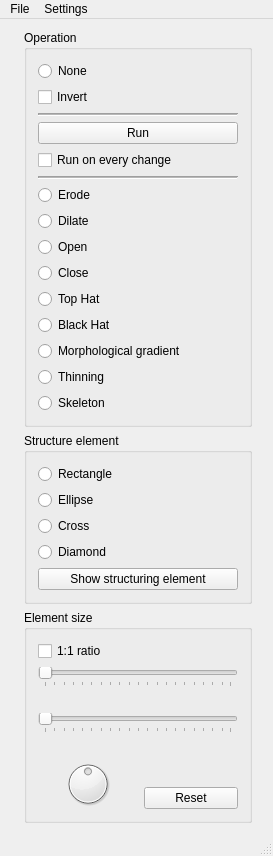
This is morph/mainwindow.ui in k0zmo/morphology-opencl as Qt 5 draws it before an edit. The edited form follows.
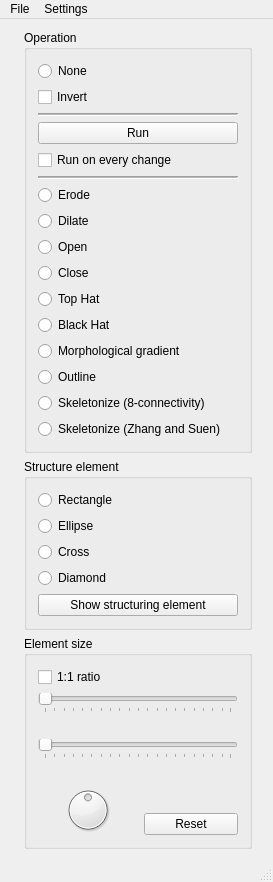
This is the edited form.

Commit message: * Zmiana nazwy z ogolnikowej thinning na outline * Implementacje algorytmu szkieletyzacji wg Zhang & Suen (OpenCL) * 2 nowe obrazki testowe

```diff
--- a/morph/mainwindow.ui
+++ b/morph/mainwindow.ui
@@ -144,14 +144,14 @@
            <item row="20" column="0" colspan="2">
             <widget class="QRadioButton" name="rbSkeleton">
              <property name="text">
-              <string>Skeleton</string>
+              <string>Skeletonize (8-connectivity)</string>
              </property>
             </widget>
            </item>
            <item row="19" column="0" colspan="2">
             <widget class="QRadioButton" name="rbThinning">
              <property name="text">
-              <string>Thinning</string>
+              <string>Outline</string>
              </property>
             </widget>
            </item>
@@ -189,6 +189,13 @@
              </property>
             </widget>
            </item>
+           <item row="21" column="0">
+            <widget class="QRadioButton" name="rbSkeletonZhang">
+             <property name="text">
+              <string>Skeletonize (Zhang and Suen)</string>
+             </property>
+            </widget>
+           </item>
           </layout>
          </widget>
         </item>
```
Left out of the diff: 4 changed lines with no effect on the pictures. The commit also changes 14 other files.
